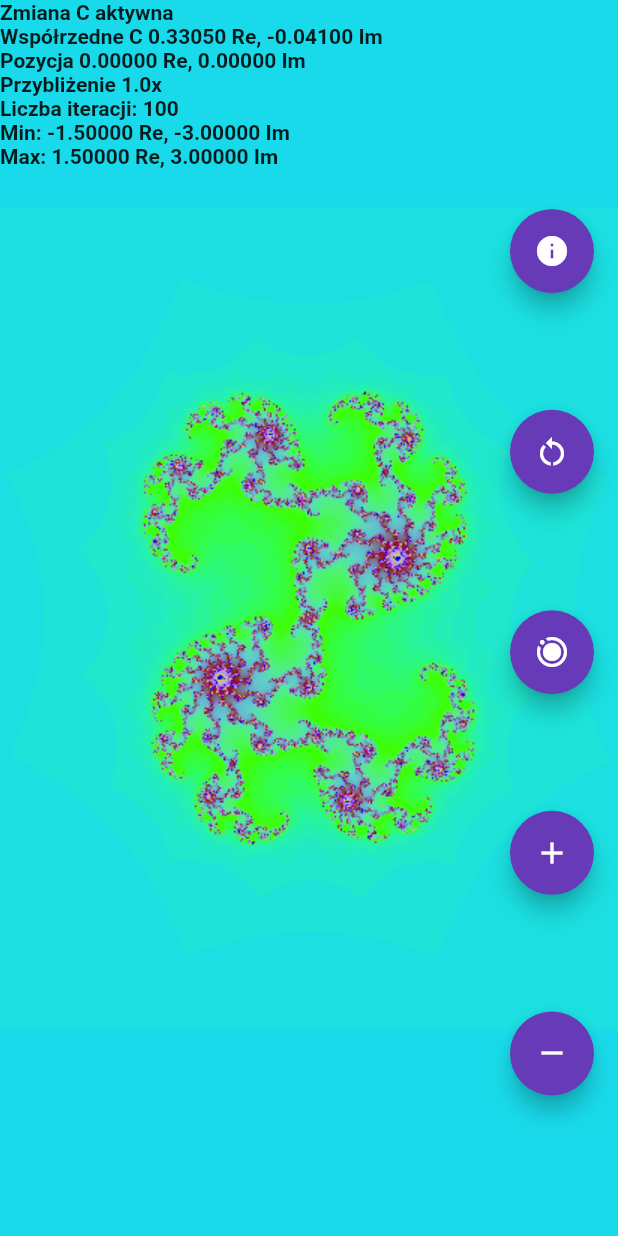
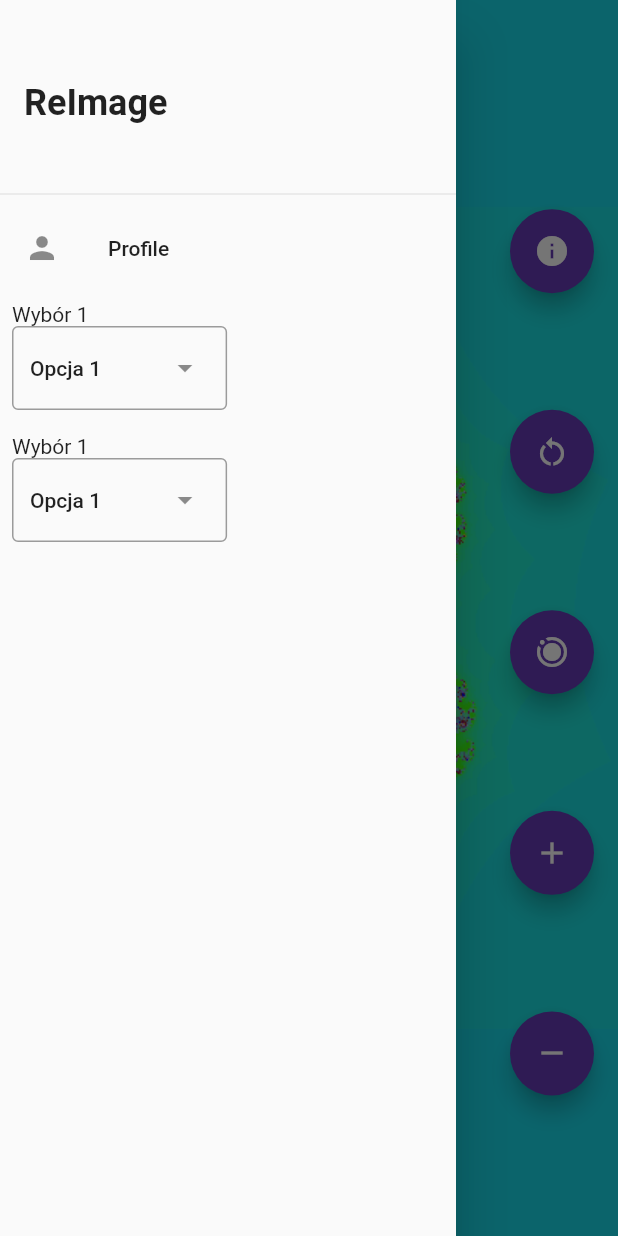
Before and after one commit to Pp-4/ReImagineMobile, a Flutter app: the screen it shows after launch, with the side drawer open (before the commit the screen has no drawer), on a phone screen of 412 x 824 dp. Run offline on Flutter 3.47's test engine with Material 2 defaults, Android fonts, the phone set to English and light mode, and no system bars.

Commit message:
new version
Signed-off-by: Pp-4 <39858427+Pp-4@users.noreply.github.com>

```diff
--- a/lib/main.dart
+++ b/lib/main.dart
@@ -1,4 +1,5 @@
 import 'package:flutter/material.dart';
+import 'package:reimagine_mobile/widgets/options_bar.dart';
 import 'dart:ui' as ui;
 import 'dart:math';
 
@@ -26,6 +27,13 @@ class RootState extends State<Root> {
   Icon ikona2 = const Icon(Icons.info);
   Offset? zoomPointInPixels;
 
+  AppBar _buildAppBar(){
+    return AppBar(
+      backgroundColor: Colors.transparent,
+      elevation: 0,
+    );
+  }
+
   @override
   Widget build(BuildContext context) {
     return MaterialApp(
@@ -38,6 +46,10 @@ class RootState extends State<Root> {
         stats.currentMin = ((stats.initialMin * screenRatio-stats.currFocus) / stats.currScale) + stats.currFocus;
         stats.currentMax = ((stats.initialMax * screenRatio-stats.currFocus) / stats.currScale) + stats.currFocus;
         return Scaffold(
+          extendBodyBehindAppBar: true,
+          appBar:_buildAppBar(),
+
+          drawer: const OptionsBar(),
           body: Stack(
             children: [
               GestureDetector(
--- /dev/null
+++ b/lib/widgets/my_dropdown.dart
@@ -0,0 +1,49 @@
+import 'package:flutter/material.dart';
+
+class MyDropdown extends StatefulWidget {
+  MyDropdown({Key? key, required this.title, required this.list})
+      : super(key: key);
+
+  String title;
+  List<String> list;
+  late String currentValue;
+
+  @override
+  State<MyDropdown> createState() => _MyDropdownState();
+
+  addToList(String value) {
+    list.add(value);
+  }
+}
+
+class _MyDropdownState extends State<MyDropdown> {
+  @override
+  void initState() {
+    super.initState();
+    widget.currentValue = widget.list.first;
+  }
+
+  @override
+  Widget build(BuildContext context) {
+    return Padding(
+      padding: const EdgeInsets.all(8.0),
+      child: Column(
+        crossAxisAlignment: CrossAxisAlignment.start,
+          children: [
+        Text(widget.title),
+        DropdownMenu<String>(
+          initialSelection: widget.list.first,
+          onSelected: (String? value) {
+            setState(() {
+              widget.currentValue = value!;
+            });
+          },
+          dropdownMenuEntries:
+              widget.list.map<DropdownMenuEntry<String>>((String value) {
+            return DropdownMenuEntry<String>(value: value, label: value);
+          }).toList(),
+        )
+      ]),
+    );
+  }
+}
--- /dev/null
+++ b/lib/widgets/options_bar.dart
@@ -0,0 +1,46 @@
+import 'package:flutter/material.dart';
+import 'package:reimagine_mobile/widgets/my_dropdown.dart';
+
+
+class OptionsBar extends StatelessWidget {
+  const OptionsBar({Key? key}) : super(key: key);
+
+  @override
+  Widget build(BuildContext context) {
+
+
+    double height =  MediaQuery.of(context).size.height;
+    double width = MediaQuery.of(context).size.width;
+
+    _builLogo(){
+      return SizedBox(
+        height: height/6,
+        child: DrawerHeader(child:Container(
+
+
+          alignment: Alignment.centerLeft,
+          child: const Text("ReImage",style: TextStyle(fontSize: 24,fontWeight: FontWeight.w700),),
+        )),
+      );
+    }
+    return Drawer(
+      child: ListView(
+        padding: EdgeInsets.zero,
+        children: [
+          _builLogo(),
+          ListTile(
+            leading: const Icon(Icons.person),
+            title: const Text('Profile'),
+            onTap: () {
+
+            },
+          ),
+          MyDropdown(title:"Wybór 1",list: const ["Opcja 1","Opcja 2"]),
+          MyDropdown(title:"Wybór 1",list: const ["Opcja 1","Opcja 2"]),
+
+
+        ],
+      ),
+    );
+  }
+}
```
Also changed, not shown: pubspec.lock, 2 other files.
